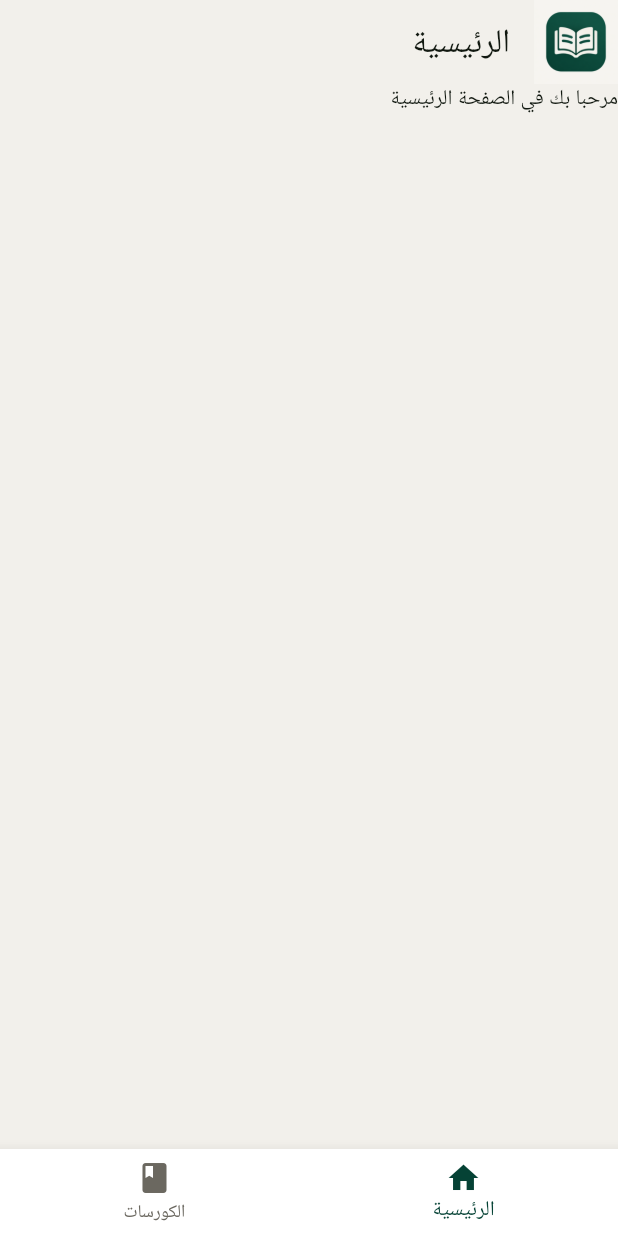
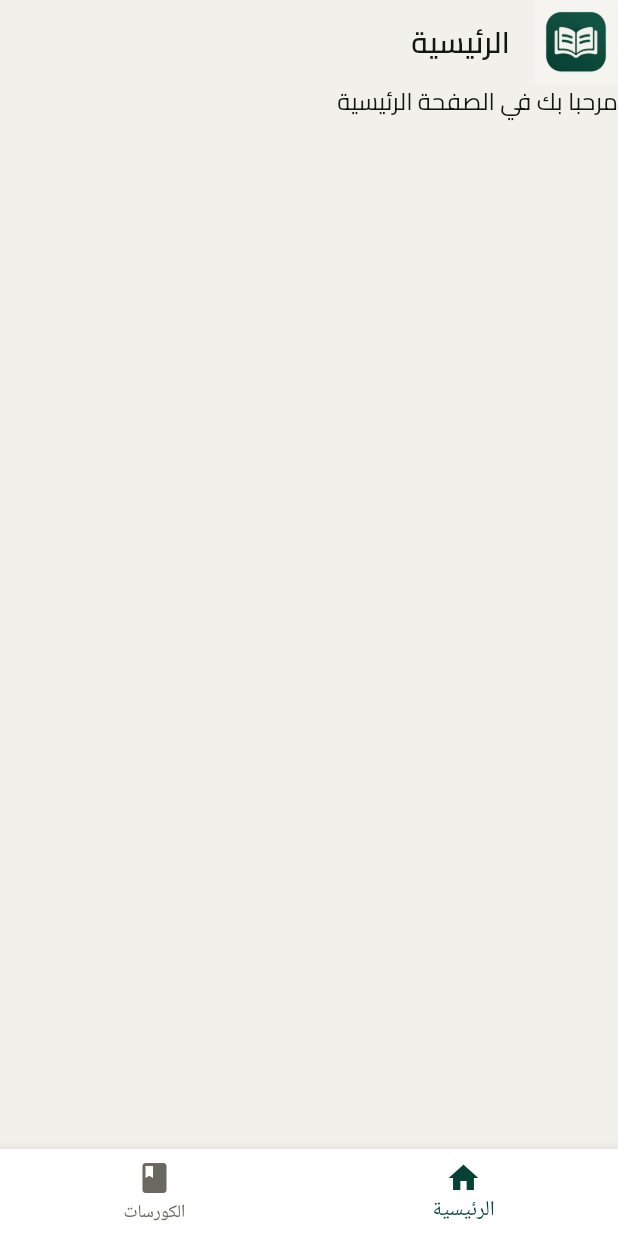
Before and after one commit to MahmoudEldeeb10/durosy, a Flutter app: the screen it shows after launch, on a phone screen of 412 x 824 dp. Run offline on Flutter 3.47's test engine with Material 3 defaults, Android fonts, the phone set to English and light mode, and no system bars; our stand-ins replace bloc, equatable, flutter_bloc.

Commit message:
add cairo font

```diff
--- /dev/null
+++ b/lib/core/constants/app_fonts.dart
@@ -0,0 +1,4 @@
+class AppFonts {
+  AppFonts._();
+  static const String cairo = 'Cairo';
+}
--- /dev/null
+++ b/lib/core/constants/styles.dart
@@ -0,0 +1,89 @@
+import 'package:durosy/core/constants/app_colors.dart';
+import 'package:durosy/core/constants/app_fonts.dart';
+import 'package:flutter/material.dart';
+
+class AppStyles {
+  AppStyles._();
+
+  // =========================
+  // Headings
+  // =========================
+
+  static const TextStyle textStyle32 = TextStyle(
+    fontFamily: AppFonts.cairo,
+    fontSize: 32,
+    fontWeight: FontWeight.bold,
+    color: AppColors.textPrimary,
+  );
+
+  static const TextStyle textStyle28 = TextStyle(
+    fontFamily: AppFonts.cairo,
+    fontSize: 28,
+    fontWeight: FontWeight.bold,
+    color: AppColors.textPrimary,
+  );
+
+  static const TextStyle textStyle24 = TextStyle(
+    fontFamily: AppFonts.cairo,
+    fontSize: 24,
+    fontWeight: FontWeight.bold,
+    color: AppColors.textPrimary,
+  );
+
+  // =========================
+  // Titles
+  // =========================
+
+  static const TextStyle textStyle20 = TextStyle(
+    fontFamily: AppFonts.cairo,
+    fontSize: 20,
+    fontWeight: FontWeight.w600,
+    color: AppColors.textPrimary,
+  );
+
+  static const TextStyle textStyle18 = TextStyle(
+    fontFamily: AppFonts.cairo,
+    fontSize: 18,
+    fontWeight: FontWeight.w600,
+    color: AppColors.textPrimary,
+  );
+
+  // =========================
+  // Body
+  // =========================
+
+  static const TextStyle textStyle16 = TextStyle(
+    fontFamily: AppFonts.cairo,
+    fontSize: 16,
+    color: AppColors.textPrimary,
+  );
+
+  static const TextStyle textStyle14 = TextStyle(
+    fontFamily: AppFonts.cairo,
+    fontSize: 14,
+    color: AppColors.textPrimary,
+  );
+
+  static const TextStyle textStyle12 = TextStyle(
+    fontFamily: AppFonts.cairo,
+    fontSize: 12,
+    color: AppColors.textMuted,
+  );
+
+  // =========================
+  // Special
+  // =========================
+
+  static const TextStyle buttonText = TextStyle(
+    fontFamily: AppFonts.cairo,
+    fontSize: 16,
+    fontWeight: FontWeight.w600,
+    color: AppColors.card,
+  );
+
+  static const TextStyle caption = TextStyle(
+    fontFamily: AppFonts.cairo,
+    fontSize: 12,
+    color: AppColors.textMuted,
+  );
+}
--- a/lib/features/home/presentation/view/home_view.dart
+++ b/lib/features/home/presentation/view/home_view.dart
@@ -1,4 +1,5 @@
 import 'package:durosy/core/constants/app_colors.dart';
+import 'package:durosy/core/constants/styles.dart';
 import 'package:flutter/material.dart';
 
 class HomeView extends StatelessWidget {
@@ -11,12 +12,19 @@ class HomeView extends StatelessWidget {
         appBar: AppBar(
           leading: Image.asset('assets/images/logo1.png'),
 
-          title: Text('الرئيسية'),
+          title: Text('الرئيسية', style: AppStyles.textStyle20),
           elevation: 0,
         ),
         body: Column(
           children: [
-            Row(children: [Text('مرحبا بك في الصفحة الرئيسية')]),
+            Row(
+              children: [
+                Text(
+                  'مرحبا بك في الصفحة الرئيسية',
+                  style: AppStyles.textStyle16,
+                ),
+              ],
+            ),
           ],
         ),
       ),
```
Also changed, not shown: pubspec.yaml (+9 -12 lines), assets/fonts/Cairo-Bold.ttf (added), assets/fonts/Cairo-Regular.ttf (added), assets/fonts/Cairo-SemiBold.ttf (added).
